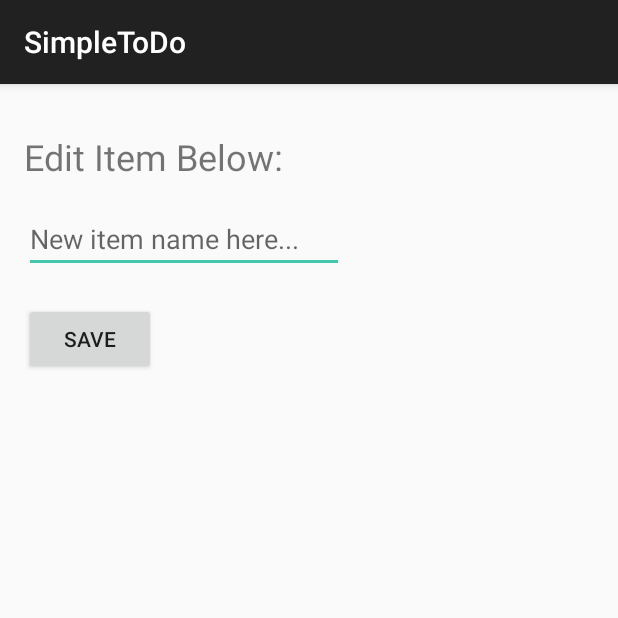
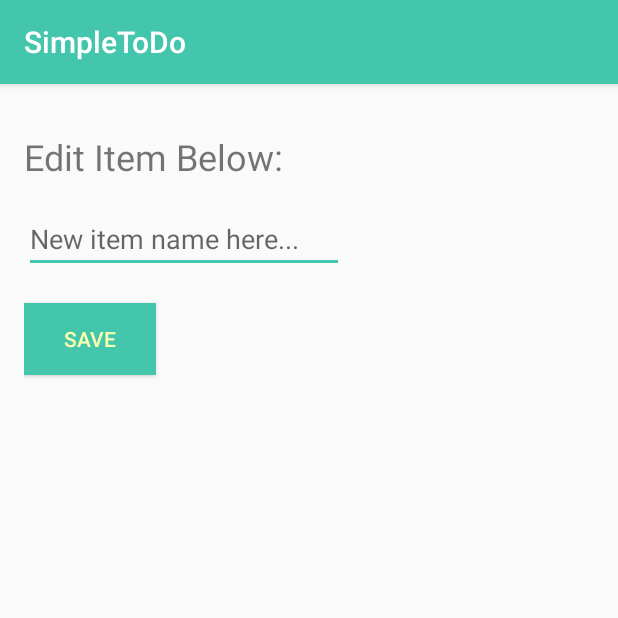
Before and after one commit to jinwoo7/JWY_ToDo_App, an Android app: the EditItemActivity screen opened directly, with no data from a screen before it, on a phone screen of 412 x 824 dp, the top half of it. Run offline under Robolectric (Android 15) with nearby library versions, the phone set to English and light mode, and no system bars.

Commit message:
minor updates and added styles

```diff
--- a/app/src/main/AndroidManifest.xml
+++ b/app/src/main/AndroidManifest.xml
@@ -16,7 +16,6 @@
             android:theme="@style/SplashTheme">
             <intent-filter>
                 <action android:name="android.intent.action.MAIN" />
-
                 <category android:name="android.intent.category.LAUNCHER" />
             </intent-filter>
         </activity>
--- a/app/src/main/java/com/jinwooyom/simpletodo/Item.java
+++ /dev/null
@@ -1,6 +0,0 @@
-package com.jinwooyom.simpletodo;
-
-public class Item {
-    private String text;
-
-}
--- a/app/src/main/res/drawable/background_splash.xml
+++ b/app/src/main/res/drawable/background_splash.xml
@@ -3,7 +3,7 @@
     android:layout_height="match_parent"
     android:layout_width="match_parent">
 
-    <item android:drawable="@color/splashColor"/>
+    <item android:drawable="@color/colorPrimary"/>
 
     <item
         android:drawable="@drawable/simpletodo"
--- a/app/src/main/res/layout/activity_edit_item.xml
+++ b/app/src/main/res/layout/activity_edit_item.xml
@@ -40,6 +40,8 @@
         android:layout_height="wrap_content"
         app:layout_constraintTop_toBottomOf="@+id/et_edit"
         android:text="@string/btn_edit"
+        android:background="@color/colorPrimary"
+        android:textColor="@color/colorSecondary"
         tools:layout_editor_absoluteX="16dp"
         android:layout_below="@+id/et_edit"
         android:layout_alignParentLeft="true"
--- a/app/src/main/res/layout/activity_main.xml
+++ b/app/src/main/res/layout/activity_main.xml
@@ -14,6 +14,8 @@
         android:layout_alignParentBottom="true"
         android:layout_alignParentEnd="true"
         android:layout_alignParentRight="true"
+        android:background="@color/colorPrimary"
+        android:textColor="@color/colorSecondary"
         android:onClick="onAddItem"
         android:text="@string/add"
         tools:layout_editor_absoluteX="276dp"
--- a/app/src/main/res/values/colors.xml
+++ b/app/src/main/res/values/colors.xml
@@ -1,7 +1,6 @@
 <?xml version="1.0" encoding="utf-8"?>
 <resources>
-    <color name="colorPrimary">#212121</color>
-    <color name="colorPrimaryDark">#e9212121</color>
-    <color name="colorAccent">#43C6AC</color>
-    <color name="splashColor">#43C6AC</color>
+    <color name="colorPrimary">#43C6AC</color>
+    <color name="colorPrimaryDark">#3caf98</color>
+    <color name="colorSecondary">#F8FFAE</color>
 </resources>
--- a/app/src/main/res/values/styles.xml
+++ b/app/src/main/res/values/styles.xml
@@ -5,7 +5,8 @@
         <!-- Customize your theme here. -->
         <item name="colorPrimary">@color/colorPrimary</item>
         <item name="colorPrimaryDark">@color/colorPrimaryDark</item>
-        <item name="colorAccent">@color/colorAccent</item>
+        <item name="logo">@drawable/simpletodo</item>
+        <item name="colorAccent">@color/colorPrimary</item>
     </style>
 
     <style name="SplashTheme" parent="Theme.AppCompat.NoActionBar">
```
Also changed, not shown: app/src/main/java/com/jinwooyom/simpletodo/MainActivity.java (+16 -3 lines), app/src/main/res/layout/listitem.xml (deleted, +0 -32 lines), 2 other files.
